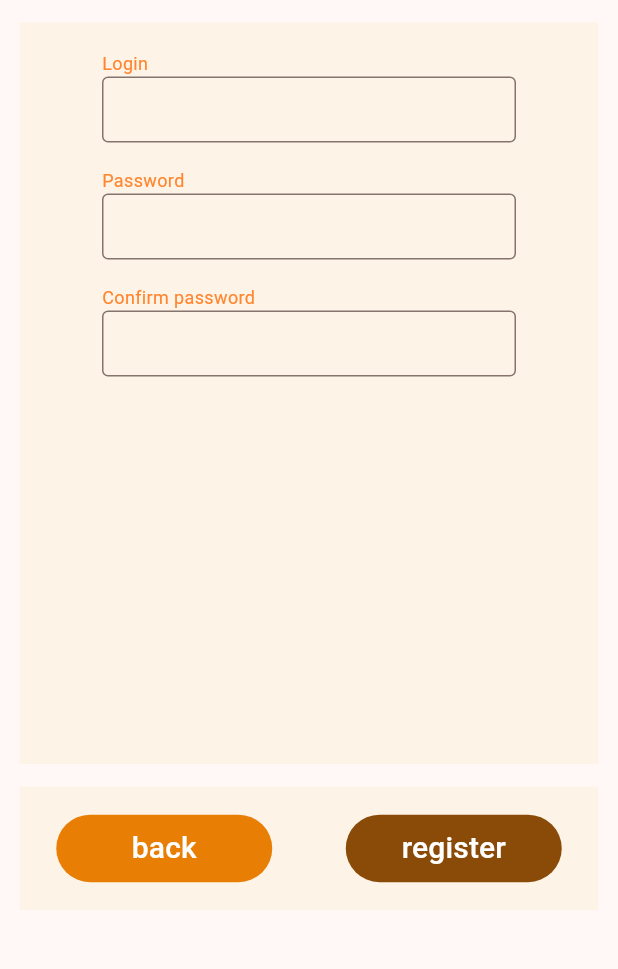
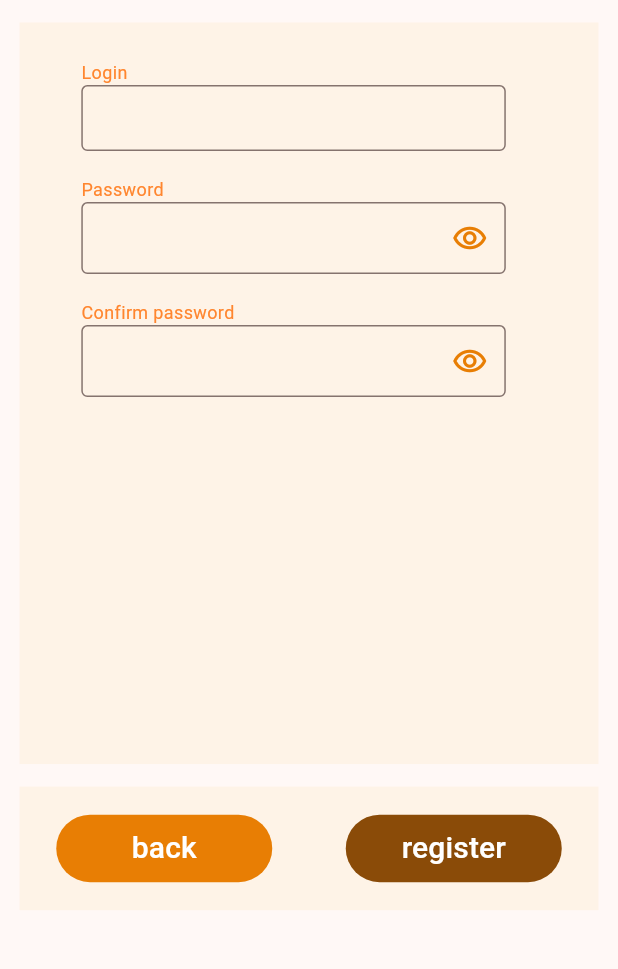
Before and after one commit to AndrewRedFox/password_gen_project_client, a Flutter app: the AuthWidget screen opened by its route, after a tap on "sign up", on a phone screen of 412 x 824 dp, the part 242-1211 px from its top. Run offline on Flutter 3.47's test engine with Material 3 defaults, Android fonts, the light colour scheme and no system bars; our stand-ins replace flutter_secure_storage, flutter_spinkit; missing offline and left inert: flutter_displaymode, grpc, protobuf; accounts and stored records are empty.

Commit message:
add obscure password and change passwordList logic

```diff
--- a/lib/client/client_api_auth.dart
+++ b/lib/client/client_api_auth.dart
@@ -39,7 +39,7 @@ abstract class ClientValidation {
     );
 
     SecureStorage.setAccessToken(response.accessToken);
-    SecureStorage.setRefreshToken(response.accessToken);
+    SecureStorage.setRefreshToken(response.refreshToken);
     SecureStorage.setLogin(response.login);
     _a = response.replyCode.toString();
 
--- a/lib/client/client_generation_password.dart
+++ b/lib/client/client_generation_password.dart
@@ -20,7 +20,7 @@ class GenerationPassword {
     String _upper = 'ABCDEFGHIJKLMNOPQRSTUVWXYZ';
     String _lower = 'abcdefghijklmnopqrstuvwxyz';
     String _numbers = '1234567890';
-    String _symbols = '!@#\$%^&*()<>,';
+    String _symbols = '!@#\$%^&*()<>,./';
     String _seed = "";
     _password = "";
 
@@ -28,7 +28,7 @@ class GenerationPassword {
     if(_useSymbols) _seed += _symbols;
     if(_useUpperCase) _seed += _upper;
     if(_useLowerCase) _seed += _lower;
-    if(_seed=="") _seed="abcdefghijklmnopqrstuvwxyz1234567890!@#\$%^&*()<>,ABCDEFGHIJKLMNOPQRSTUVWXYZ";
+    if(_seed=="") _seed="abcdefghijklmnopqrstuvwxyz1234567890!@#\$%^&*()<>,ABCDEFGHIJKLMNOPQRSTUVWXYZ./";
 
     List<String> list = _seed.split('').toList();
     Random rand = Random();
--- a/lib/helpers/parse_list_of_password.dart
+++ b/lib/helpers/parse_list_of_password.dart
@@ -1,4 +1,5 @@
 import 'package:password_gen_project/helpers/pair.dart';
+import 'dart:developer' as developer;
 
 abstract class ParserList{
   static List<Pair> parseList(String str){
@@ -6,10 +7,10 @@ abstract class ParserList{
   if(str=="") return listOfPair;
 
   str=str.substring(1);//////
-  List splitStr = str.split('.');
+  List splitStr = str.split('`');
 
   splitStr.forEach((element) {
-    List list = element.split('/');
+    List list = element.split('~');
     Pair pair = Pair(list[0],list[1],list[2]);
     listOfPair.add(pair);
   });
--- a/lib/theme/app_textfield_decorator.dart
+++ b/lib/theme/app_textfield_decorator.dart
@@ -6,4 +6,6 @@ abstract class AppTextField{
       border: OutlineInputBorder(), contentPadding: EdgeInsets.symmetric(horizontal: 10, vertical: 10), isCollapsed: true, focusColor: AppColors.buttonSecondColor,
       focusedBorder: OutlineInputBorder(),
     );
+
+
 }
--- a/lib/widgets/auth/auth_widget.dart
+++ b/lib/widgets/auth/auth_widget.dart
@@ -17,10 +17,19 @@ class AuthWidget extends StatefulWidget {
 }
 
 class _AuthWidgetState extends State<AuthWidget> {
+
+  @override
+  void initState() {
+    _login = "";
+    _password = "";
+    super.initState();
+  }
+
   @override
   Widget build(BuildContext context) {
 
     final _mediaQuery = MediaQuery.of(context);
+
     return Scaffold(
       body: Padding(
         padding: const EdgeInsets.all(13.0),
@@ -45,7 +54,6 @@ class _HeaderWidget extends StatelessWidget {
   Widget build(BuildContext context) {
     return Container(
       height: AppSizeLayout.height * 0.18,
-      //width: 353,
       color: AppColors.backgroundColor,
       alignment: Alignment.center,
       child: Text('PASSGEN',
@@ -94,6 +102,7 @@ class _TextFieldWidgetState extends State<_TextFieldWidget> {
   final _loginTextController = TextEditingController();
   final _passwordTextController = TextEditingController();
   String? errorText = null;
+  bool _isObscureText = true;
 
   void _changedLoginTextField(String text){
     _login = _loginTextController.text;
@@ -103,9 +112,21 @@ class _TextFieldWidgetState extends State<_TextFieldWidget> {
     _password = _passwordTextController.text;
   }
 
+  void _changeObscure(){
+    _isObscureText = !_isObscureText;
+    setState(() {});
+  }
+
   @override
   Widget build(BuildContext context) {
     const _textStyle = TextStyle(color: AppColors.fontColor, fontSize: 12);
+    var _textBorderPassword = InputDecoration(
+      border: OutlineInputBorder(), contentPadding: EdgeInsets.symmetric(horizontal: 10, vertical: 10), isCollapsed: true, focusColor: AppColors.buttonSecondColor,
+      focusedBorder: OutlineInputBorder(),
+      suffixIcon: IconButton(
+        onPressed: _changeObscure,
+        icon: Icon(Icons.remove_red_eye_outlined, color: AppColors.buttonFirstColor)),
+    );
     var _textBorder = AppTextField.decorator;
 
     return Column(
@@ -127,12 +148,12 @@ class _TextFieldWidgetState extends State<_TextFieldWidget> {
             style: _textStyle,
             textAlign: TextAlign.start,
           ),
-        TextField(
+        TextFormField(
           controller: _passwordTextController,
-          decoration: _textBorder,
-          obscureText: true,
+          decoration: _textBorderPassword,
+          obscureText: _isObscureText,
           onChanged: _changedPasswordTextField,
-          onSubmitted: _changedPasswordTextField,
+          onFieldSubmitted: _changedPasswordTextField,
         ),
       ],
     );
@@ -148,10 +169,6 @@ class _BottomWidget extends StatefulWidget {
 
 class _BottomWidgetState extends State<_BottomWidget> {
   void getData() async {
-    /*try{ClientValidation.request(_login, _password);}
-    catch(e){
-      developer.log('Caught error: $e');
-    }*/
     if(await ClientValidation.request(_login, _password)){
       Navigator.of(context).pushReplacementNamed('/listOfPassword');
     }
--- a/lib/widgets/generation_password/generation_password_widget.dart
+++ b/lib/widgets/generation_password/generation_password_widget.dart
@@ -262,7 +262,7 @@ class _BottomWidget extends StatefulWidget {
 class _BottomWidgetState extends State<_BottomWidget> {
   void saveData() async {
     String list = ListOfData.getList();
-    list = list + "." + _appName + "/" + _login + "/" + _password;
+    list = list + "`" + _appName + "~" + _login + "~" + _password;
     if(await UserUpdateInfo.request(list)){
       _password = "";
       Navigator.of(context).pushReplacementNamed("/listOfPassword");
--- a/lib/widgets/list_of_password/list_of_password.dart
+++ b/lib/widgets/list_of_password/list_of_password.dart
@@ -168,6 +168,7 @@ class __CenterWidgetState extends State<_CenterWidget> {
     _listOfPass.clear();
     if(await UserGetInfo.request()){
       _list = UserGetInfo.getList();
+      developer.log("$_list");
       _list.forEach((element) {
         setState(() {
           _listOfPass.add(_ListWidget(element.first, element.second, element.third));
@@ -273,7 +274,7 @@ class __ListWidgetState extends State<_ListWidget> {
     }
 
     _list.forEach((element) {
-      _newList = _newList + "." + element.first + "/" + element.second + "/" + element.third;
+      _newList = _newList + "`" + element.first + "~" + element.second + "~" + element.third;
     });
 
     await UserUpdateInfo.request(_newList);
--- a/lib/widgets/register/register_widget.dart
+++ b/lib/widgets/register/register_widget.dart
@@ -75,37 +75,30 @@ class __CenterWidgetState extends State<_CenterWidget> {
       child: Column(
         children: [
           Padding(
-            padding: const EdgeInsets.only(left: 55.0, right: 55.0, top: 19),
-            child: _TextFieldWidget(),
+          padding: EdgeInsets.only(left: AppSizeLayout.width * 0.1, right: AppSizeLayout.width * 0.15, top: AppSizeLayout.height*0.03),
+          child: _TextFieldLoginWidget()
+          ),
+          Padding(
+            padding: EdgeInsets.only(left: AppSizeLayout.width * 0.1, right: AppSizeLayout.width * 0.15),
+            child: _TextFieldPasswordsWidget(),
           ),
         ]),
     );
   }
 }
 
-class _TextFieldWidget extends StatefulWidget {
-  const _TextFieldWidget({super.key});
+class _TextFieldLoginWidget extends StatefulWidget {
+  const _TextFieldLoginWidget({super.key});
 
   @override
-  State<_TextFieldWidget> createState() => _TextFieldWidgetState();
+  State<_TextFieldLoginWidget> createState() => __TextFieldLoginWidgetState();
 }
 
-class _TextFieldWidgetState extends State<_TextFieldWidget> {
+class __TextFieldLoginWidgetState extends State<_TextFieldLoginWidget> {
   final _loginTextController = TextEditingController();
-  final _passwordTextController = TextEditingController();
-  final _confirmPasswordTextController = TextEditingController();
-  String? errorText = null;
 
   void _changedLoginTextField(String text){
     _login = _loginTextController.text;
-  }
-
-  void _changedPasswordTextField(String text){
-    _password = _passwordTextController.text;
-  }
-
-  void _changedConfirmPasswordTextField(String text){
-    _confirmPassword = _confirmPasswordTextController.text;
   }
 
   @override
@@ -128,28 +121,87 @@ class _TextFieldWidgetState extends State<_TextFieldWidget> {
           onSubmitted: _changedLoginTextField,
         ),
         SizedBox(height: 17,),
+      ]
+    );
+  }
+}
+
+class _TextFieldPasswordsWidget extends StatefulWidget {
+  const _TextFieldPasswordsWidget({super.key});
+
+  @override
+  State<_TextFieldPasswordsWidget> createState() => _TextFieldPasswordsWidgetState();
+}
+
+class _TextFieldPasswordsWidgetState extends State<_TextFieldPasswordsWidget> {
+  final _passwordTextController = TextEditingController();
+  final _confirmPasswordTextController = TextEditingController();
+  String? errorText = null;
+  bool _isObscureText = true;
+  final _textStyle = TextStyle(color: AppColors.fontColor, fontSize: 12);
+  var decoratorPasswordField;
+
+  void _changedPasswordTextField(String text){
+    _password = _passwordTextController.text;
+  }
+
+  void _changedConfirmPasswordTextField(String text){
+    _confirmPassword = _confirmPasswordTextController.text;
+  }
+
+  void _changeObscure(){
+    _isObscureText = !_isObscureText;
+    setState(() {});
+  }
+
+  @override
+  Widget build(BuildContext context) {
+    var decoratorPasswordField = InputDecoration(
+      border: OutlineInputBorder(), contentPadding: EdgeInsets.symmetric(horizontal: 10, vertical: 10), isCollapsed: true, focusColor: AppColors.buttonSecondColor,
+      focusedBorder: OutlineInputBorder(),
+      suffixIcon: IconButton(
+        onPressed: _changeObscure,
+        icon: Icon(Icons.remove_red_eye_outlined, color: AppColors.buttonFirstColor)),
+    );
+
+    return Column(
+      mainAxisAlignment: MainAxisAlignment.start,
+      crossAxisAlignment: CrossAxisAlignment.start,
+      children: [
         Text('Password',
             style: _textStyle,
             textAlign: TextAlign.start,
           ),
-        TextField(
-          controller: _passwordTextController,
-          decoration: _textBorder,
-          obscureText: true,
-          onChanged: _changedPasswordTextField,
-          onSubmitted: _changedPasswordTextField,
+        Row(
+          children: [
+            Expanded(
+              child: TextFormField(
+                controller: _passwordTextController,
+                decoration: decoratorPasswordField,
+                obscureText: _isObscureText,
+                onChanged: _changedPasswordTextField,
+                onFieldSubmitted: _changedPasswordTextField,
+              ),
+            )
+          ],
         ),
         SizedBox(height: 17,),
         Text('Confirm password',
             style: _textStyle,
             textAlign: TextAlign.start,
           ),
-        TextField(
-          controller: _confirmPasswordTextController,
-          decoration: _textBorder,
-          obscureText: true,
-          onChanged: _changedConfirmPasswordTextField,
-          onSubmitted: _changedConfirmPasswordTextField,
+        Row(
+          children: [
+            Expanded(
+              child: TextFormField(
+                controller: _confirmPasswordTextController,
+                decoration: decoratorPasswordField,
+                obscureText: _isObscureText,
+                onChanged: _changedConfirmPasswordTextField,
+                onFieldSubmitted: _changedConfirmPasswordTextField,
+              ),
+            ),
+          ],
         ),
       ],
     );
```
Also changed, not shown: 1 other file.
